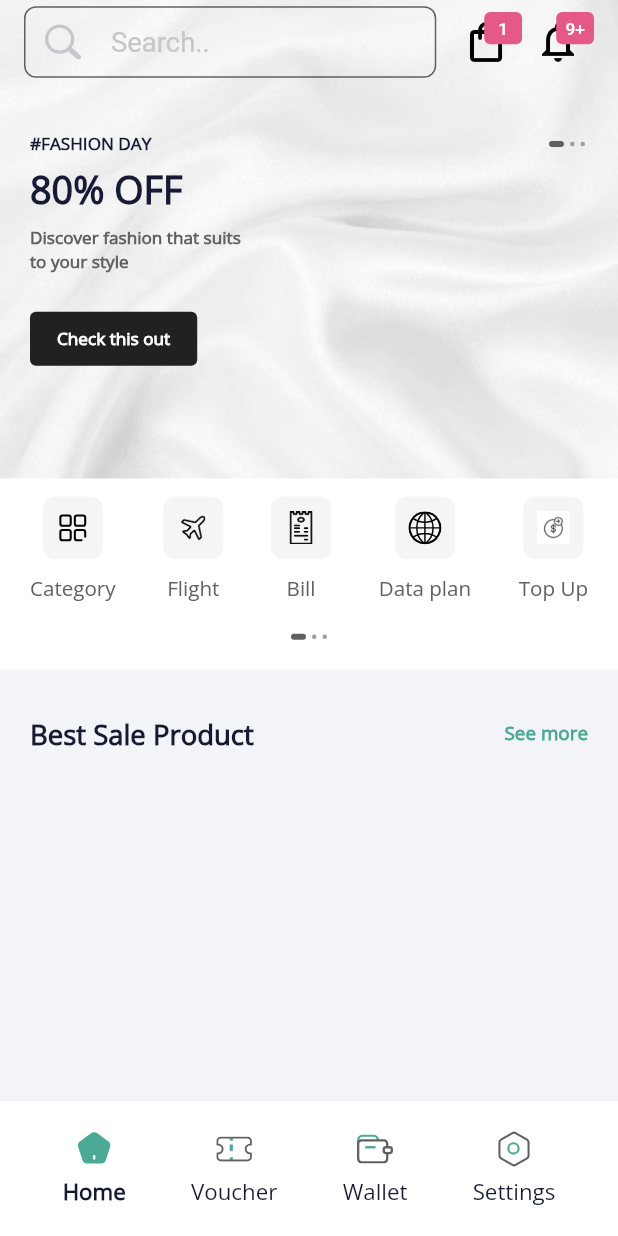
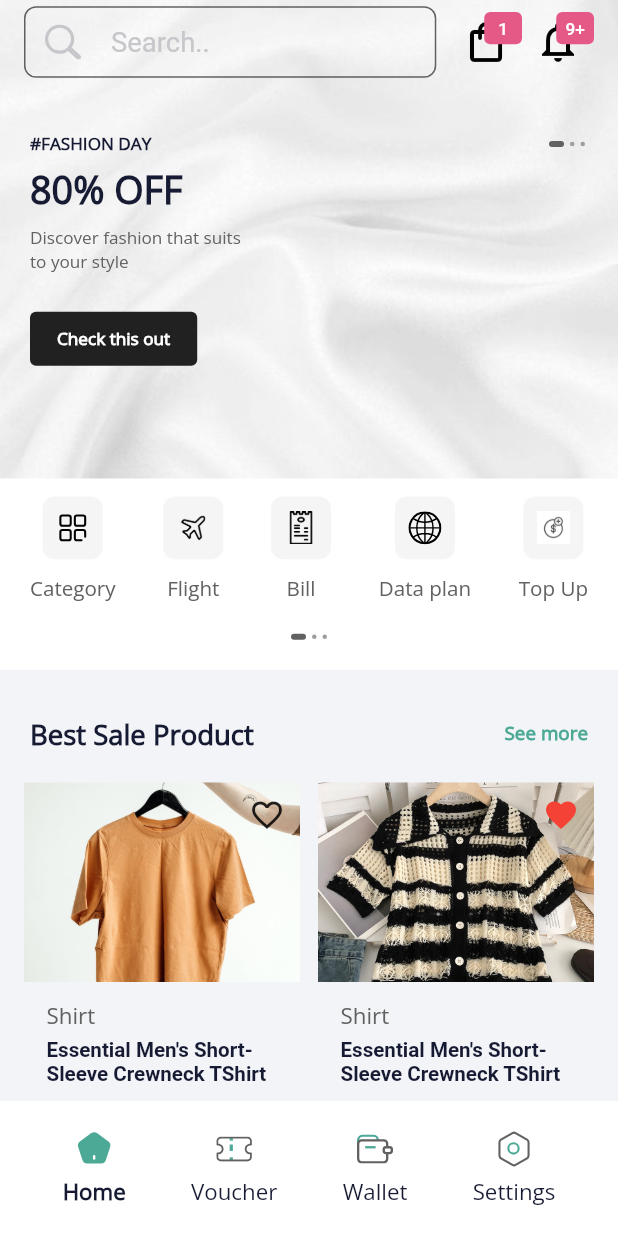
Before and after one commit to lexican/market_place_assignment, a Flutter app: the screen it shows after launch, on a phone screen of 412 x 824 dp. Run offline on Flutter 3.47's test engine with Material 2 defaults, Android fonts, the phone set to English and light mode, and no system bars; drawn by our look-alikes of card_swiper, dots_indicator; our stand-ins replace flutter_screenutil, flutter_svg.

Commit message:
feat : ProductList

```diff
--- /dev/null
+++ b/lib/src/core/model/product_model.dart
@@ -0,0 +1,8 @@
+class ProductModel {
+  final String imagePath;
+  final bool isFavourite;
+  ProductModel({
+    required this.imagePath,
+    this.isFavourite = false,
+  });
+}
--- /dev/null
+++ b/lib/src/core/widgets/home/product_item/product_item.dart
@@ -0,0 +1,110 @@
+import 'package:flutter/material.dart';
+import 'package:flutter_screenutil/flutter_screenutil.dart';
+import 'package:market_place_assignment/src/core/app_colors.dart';
+import 'package:market_place_assignment/src/core/model/product_model.dart';
+import 'package:market_place_assignment/src/core/widgets/app_text/app_text.dart';
+import 'package:market_place_assignment/src/core/widgets/rating/rating.dart';
+
+class ProductItem extends StatelessWidget {
+  final ProductModel product;
+  const ProductItem({
+    super.key,
+    required this.product,
+  });
+
+  @override
+  Widget build(BuildContext context) {
+    return GestureDetector(
+      onTap: () {},
+      child: Container(
+        color: Colors.transparent,
+        child: Column(
+          mainAxisAlignment: MainAxisAlignment.start,
+          crossAxisAlignment: CrossAxisAlignment.start,
+          children: [
+            Expanded(
+              child: Stack(
+                children: [
+                  Image.asset(
+                    product.imagePath,
+                    width: double.maxFinite,
+                    fit: BoxFit.cover,
+                  ),
+                  Positioned(
+                    top: 10,
+                    right: 10,
+                    child: product.isFavourite
+                        ? const Icon(
+                            Icons.favorite,
+                            color: Colors.red,
+                          )
+                        : const Icon(
+                            Icons.favorite_outline,
+                          ),
+                  )
+                ],
+              ),
+            ),
+            Padding(
+              padding: const EdgeInsets.symmetric(
+                horizontal: 15,
+                vertical: 12,
+              ),
+              child: Column(
+                mainAxisAlignment: MainAxisAlignment.start,
+                crossAxisAlignment: CrossAxisAlignment.start,
+                children: [
+                  AppText.b1(
+                    content: "Shirt",
+                    fontSize: 13.sp,
+                  ),
+                  SizedBox(
+                    height: 4.h,
+                  ),
+                  Text(
+                    "Essential Men's Short-Sleeve Crewneck TShirt",
+                    maxLines: 2,
+                    overflow: TextOverflow.ellipsis,
+                    style: TextStyle(
+                      fontSize: 12.sp,
+                      color: const Color(
+                        0xFF161A33,
+                      ),
+                      fontWeight: FontWeight.w600,
+                    ),
+                  ),
+                  SizedBox(
+                    height: 20.h,
+                  ),
+                  Row(
+                    mainAxisAlignment: MainAxisAlignment.spaceBetween,
+                    children: [
+                      Row(
+                        mainAxisAlignment: MainAxisAlignment.start,
+                        children: [
+                          const Rating(),
+                          SizedBox(
+                            width: 4.w,
+                          ),
+                          AppText.b1(
+                            content: "4.9 | 2356",
+                            fontSize: 10.sp,
+                          )
+                        ],
+                      ),
+                      AppText.h1(
+                        content: "\$12.00",
+                        color: AppColors.primaryColor,
+                        fontSize: 16.sp,
+                      )
+                    ],
+                  )
+                ],
+              ),
+            )
+          ],
+        ),
+      ),
+    );
+  }
+}
--- a/lib/src/core/widgets/home/slider_item/slider_item.dart
+++ b/lib/src/core/widgets/home/slider_item/slider_item.dart
@@ -82,7 +82,7 @@ class HomeSliderItem extends StatelessWidget {
                         AppText.b1(
                           content: sliderModel.description ?? "",
                           fontSize: 10.sp,
-                          fontWeight: FontWeight.w600,
+                          fontWeight: FontWeight.w500,
                         ),
                       ],
                     ),
--- a/lib/src/features/home/home.dart
+++ b/lib/src/features/home/home.dart
@@ -1,6 +1,7 @@
 import 'package:flutter/material.dart';
 import 'package:market_place_assignment/src/core/app_colors.dart';
 import 'package:market_place_assignment/src/core/widgets/home/home_header.dart';
+import 'package:market_place_assignment/src/core/widgets/home/product_list/product_list.dart';
 
 class Home extends StatelessWidget {
   const Home({super.key});
@@ -13,6 +14,7 @@ class Home extends StatelessWidget {
         child: CustomScrollView(
           slivers: [
             HomeHeader(),
+            ProductList(),
           ],
         ),
       ),
```
Also changed, not shown: lib/gen/assets.gen.dart (+32 -2 lines), lib/src/core/data/data.dart (+23 -0 lines), lib/src/core/widgets/home/product_list/product_list.dart (added, +31 -0 lines), lib/src/core/widgets/rating/rating.dart (added, +21 -0 lines), assets/images/cloth-1.jpg (added), assets/images/cloth-2.jpg (added), assets/images/cloth-3.jpeg (added), assets/images/cloth-4.jpeg (added), assets/images/cloth-5.jpeg (added), assets/images/cloth-6.jpeg (added).
